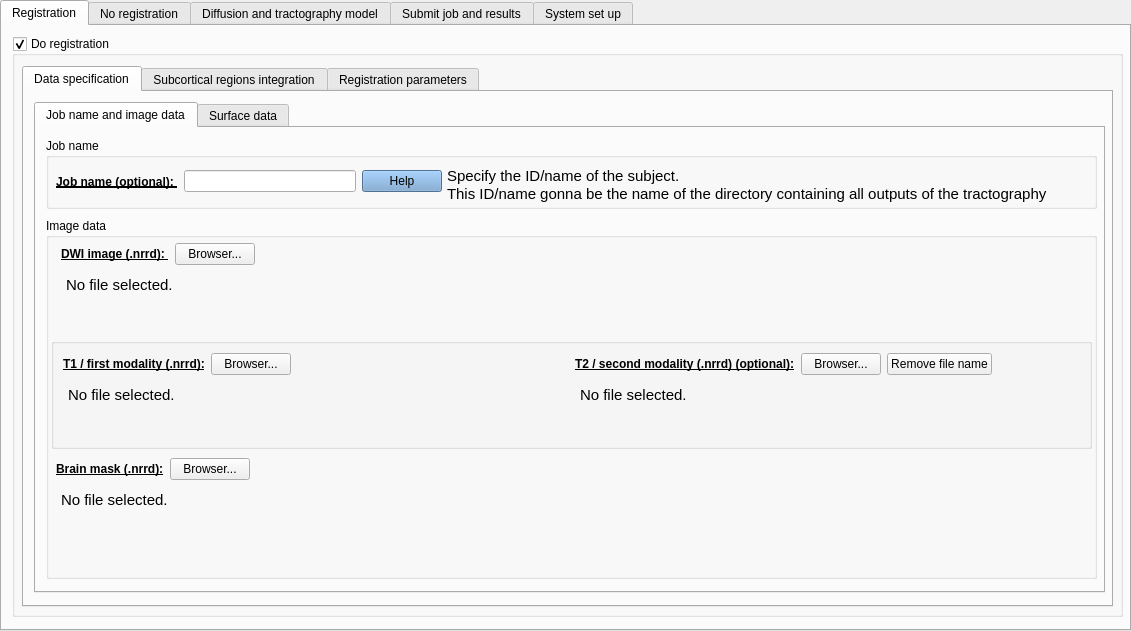
Above: interface_tab.ui from elodiepiot/CONTINUITY_all before the change. Below: the same form after it.
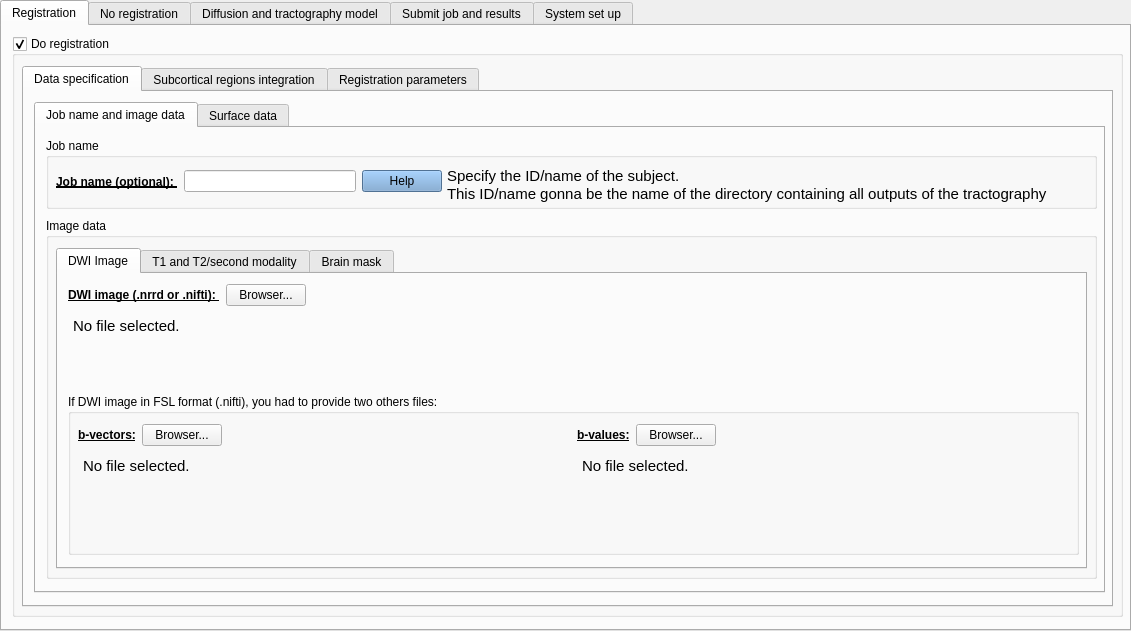
That is the form after the change. The open tabs and pages were chosen to show the change.

What changed in the file:
```diff
--- a/interface_tab.ui
+++ b/interface_tab.ui
@@ -106,54 +106,251 @@
          <property name="title">
           <string>Image data</string>
          </property>
-         <widget class="QGroupBox" name="groupBox">
+         <widget class="QTabWidget" name="tabWidget_5">
           <property name="geometry">
            <rect>
-            <x>5</x>
+            <x>10</x>
+            <y>30</y>
+            <width>1031</width>
+            <height>321</height>
+           </rect>
+          </property>
+          <property name="currentIndex">
+           <number>0</number>
+          </property>
+          <widget class="QWidget" name="tab_13">
+           <attribute name="title">
+            <string>DWI Image</string>
+           </attribute>
+           <widget class="QWidget" name="layoutWidget">
+            <property name="geometry">
+             <rect>
+              <x>10</x>
+              <y>10</y>
+              <width>1011</width>
+              <height>101</height>
+             </rect>
+            </property>
+            <layout class="QVBoxLayout" name="verticalLayout">
+             <item>
+              <layout class="QHBoxLayout" name="horizontalLayout_27">
+               <item>
+                <widget class="QLabel" name="label_19">
+                 <property name="font">
+                  <font>
+                   <weight>75</weight>
+                   <bold>true</bold>
+                   <underline>true</underline>
+                  </font>
+                 </property>
+                 <property name="text">
+                  <string>DWI image (.nrrd or .nifti): </string>
+                 </property>
+                </widget>
+               </item>
+               <item>
+                <widget class="QPushButton" name="DWI_DATA_pushButton">
+                 <property name="text">
+                  <string>Browser...</string>
+                 </property>
+                 <property name="autoDefault">
+                  <bool>false</bool>
+                 </property>
+                 <property name="flat">
+                  <bool>false</bool>
+                 </property>
+                </widget>
+               </item>
+               <item>
+                <spacer name="horizontalSpacer_16">
+                 <property name="orientation">
+                  <enum>Qt::Horizontal</enum>
+                 </property>
+                 <property name="sizeHint" stdset="0">
+                  <size>
+                   <width>40</width>
+                   <height>20</height>
+                  </size>
+                 </property>
+                </spacer>
+               </item>
+              </layout>
+             </item>
+             <item>
+              <widget class="QTextEdit" name="DWI_DATA_textEdit">
+               <property name="styleSheet">
+                <string notr="true">QTextEdit {
+	background-color : transparent
+}</string>
+               </property>
+               <property name="readOnly">
+                <bool>true</bool>
+               </property>
+               <property name="html">
+                <string>&lt;!DOCTYPE HTML PUBLIC &quot;-//W3C//DTD HTML 4.0//EN&quot; &quot;http://www.w3.org/TR/REC-html40/strict.dtd&quot;&gt;
+&lt;html&gt;&lt;head&gt;&lt;meta name=&quot;qrichtext&quot; content=&quot;1&quot; /&gt;&lt;style type=&quot;text/css&quot;&gt;
+p, li { white-space: pre-wrap; }
+&lt;/style&gt;&lt;/head&gt;&lt;body style=&quot; font-family:'Ubuntu'; font-size:11pt; font-weight:400; font-style:normal;&quot;&gt;
+&lt;p style=&quot; margin-top:0px; margin-bottom:0px; margin-left:0px; margin-right:0px; -qt-block-indent:0; text-indent:0px;&quot;&gt;No file selected.&lt;/p&gt;&lt;/body&gt;&lt;/html&gt;</string>
+               </property>
+              </widget>
+             </item>
+            </layout>
+           </widget>
+           <widget class="QGroupBox" name="groupBox_13">
+            <property name="geometry">
+             <rect>
+              <x>10</x>
             <y>120</y>
-            <width>1041</width>
-            <height>111</height>
+              <width>1011</width>
+              <height>161</height>
+             </rect>
+            </property>
+            <property name="title">
+             <string>If DWI image in FSL format (.nifti), you had to provide two others files: </string>
+            </property>
+            <widget class="QWidget" name="">
+             <property name="geometry">
+              <rect>
+               <x>10</x>
+               <y>30</y>
+               <width>991</width>
+               <height>121</height>
+              </rect>
+             </property>
+             <layout class="QGridLayout" name="gridLayout_8">
+              <item row="0" column="0">
+               <layout class="QHBoxLayout" name="horizontalLayout_67">
+                <item>
+                 <widget class="QLabel" name="label_18">
+                  <property name="font">
+                   <font>
+                    <weight>75</weight>
+                    <bold>true</bold>
+                    <underline>true</underline>
+                   </font>
+                  </property>
+                  <property name="text">
+                   <string>b-vectors:</string>
+                  </property>
+                 </widget>
+                </item>
+                <item>
+                 <widget class="QPushButton" name="DWI_DATA_bvecs_pushButton">
+                  <property name="text">
+                   <string>Browser...</string>
+                  </property>
+                 </widget>
+                </item>
+                <item>
+                 <spacer name="horizontalSpacer_12">
+                  <property name="orientation">
+                   <enum>Qt::Horizontal</enum>
+                  </property>
+                  <property name="sizeHint" stdset="0">
+                   <size>
+                    <width>40</width>
+                    <height>20</height>
+                   </size>
+                  </property>
+                 </spacer>
+                </item>
+               </layout>
+              </item>
+              <item row="0" column="1">
+               <layout class="QHBoxLayout" name="horizontalLayout_73">
+                <item>
+                 <widget class="QLabel" name="label_37">
+                  <property name="font">
+                   <font>
+                    <weight>75</weight>
+                    <bold>true</bold>
+                    <underline>true</underline>
+                   </font>
+                  </property>
+                  <property name="text">
+                   <string>b-values:</string>
+                  </property>
+                 </widget>
+                </item>
+                <item>
+                 <widget class="QPushButton" name="DWI_DATA_bvals_pushButton">
+                  <property name="text">
+                   <string>Browser...</string>
+                  </property>
+                 </widget>
+                </item>
+                <item>
+                 <spacer name="horizontalSpacer_52">
+                  <property name="orientation">
+                   <enum>Qt::Horizontal</enum>
+                  </property>
+                  <property name="sizeHint" stdset="0">
+                   <size>
+                    <width>40</width>
+                    <height>20</height>
+                   </size>
+                  </property>
+                 </spacer>
+                </item>
+               </layout>
+              </item>
+              <item row="1" column="0">
+               <widget class="QTextEdit" name="DWI_DATA_bvecs_textEdit">
+                <property name="styleSheet">
+                 <string notr="true">QTextEdit {
+	background-color : transparent
+}</string>
+                </property>
+                <property name="readOnly">
+                 <bool>true</bool>
+                </property>
+                <property name="html">
+                 <string>&lt;!DOCTYPE HTML PUBLIC &quot;-//W3C//DTD HTML 4.0//EN&quot; &quot;http://www.w3.org/TR/REC-html40/strict.dtd&quot;&gt;
+&lt;html&gt;&lt;head&gt;&lt;meta name=&quot;qrichtext&quot; content=&quot;1&quot; /&gt;&lt;style type=&quot;text/css&quot;&gt;
+p, li { white-space: pre-wrap; }
+&lt;/style&gt;&lt;/head&gt;&lt;body style=&quot; font-family:'Ubuntu'; font-size:11pt; font-weight:400; font-style:normal;&quot;&gt;
+&lt;p style=&quot; margin-top:0px; margin-bottom:0px; margin-left:0px; margin-right:0px; -qt-block-indent:0; text-indent:0px;&quot;&gt;No file selected.&lt;/p&gt;&lt;/body&gt;&lt;/html&gt;</string>
+                </property>
+               </widget>
+              </item>
+              <item row="1" column="1">
+               <widget class="QTextEdit" name="DWI_DATA_bvals_textEdit">
+                <property name="styleSheet">
+                 <string notr="true">QTextEdit {
+	background-color : transparent
+}</string>
+                </property>
+                <property name="readOnly">
+                 <bool>true</bool>
+                </property>
+                <property name="html">
+                 <string>&lt;!DOCTYPE HTML PUBLIC &quot;-//W3C//DTD HTML 4.0//EN&quot; &quot;http://www.w3.org/TR/REC-html40/strict.dtd&quot;&gt;
+&lt;html&gt;&lt;head&gt;&lt;meta name=&quot;qrichtext&quot; content=&quot;1&quot; /&gt;&lt;style type=&quot;text/css&quot;&gt;
+p, li { white-space: pre-wrap; }
+&lt;/style&gt;&lt;/head&gt;&lt;body style=&quot; font-family:'Ubuntu'; font-size:11pt; font-weight:400; font-style:normal;&quot;&gt;
+&lt;p style=&quot; margin-top:0px; margin-bottom:0px; margin-left:0px; margin-right:0px; -qt-block-indent:0; text-indent:0px;&quot;&gt;No file selected.&lt;/p&gt;&lt;/body&gt;&lt;/html&gt;</string>
+                </property>
+               </widget>
+              </item>
+             </layout>
+            </widget>
+           </widget>
+          </widget>
+          <widget class="QWidget" name="tab_14">
+           <attribute name="title">
+            <string>T1 and T2/second modality</string>
+           </attribute>
+           <widget class="QWidget" name="">
+            <property name="geometry">
+             <rect>
+              <x>10</x>
+              <y>10</y>
+              <width>1011</width>
+              <height>271</height>
            </rect>
           </property>
           <layout class="QGridLayout" name="gridLayout">
-           <item row="1" column="1">
-            <widget class="QTextEdit" name="T2_DATA_textEdit">
-             <property name="styleSheet">
-              <string notr="true">QTextEdit {
-	background-color : transparent
-}</string>
-             </property>
-             <property name="readOnly">
-              <bool>true</bool>
-             </property>
-             <property name="html">
-              <string>&lt;!DOCTYPE HTML PUBLIC &quot;-//W3C//DTD HTML 4.0//EN&quot; &quot;http://www.w3.org/TR/REC-html40/strict.dtd&quot;&gt;
-&lt;html&gt;&lt;head&gt;&lt;meta name=&quot;qrichtext&quot; content=&quot;1&quot; /&gt;&lt;style type=&quot;text/css&quot;&gt;
-p, li { white-space: pre-wrap; }
-&lt;/style&gt;&lt;/head&gt;&lt;body style=&quot; font-family:'Ubuntu'; font-size:11pt; font-weight:400; font-style:normal;&quot;&gt;
-&lt;p style=&quot; margin-top:0px; margin-bottom:0px; margin-left:0px; margin-right:0px; -qt-block-indent:0; text-indent:0px;&quot;&gt;No file selected.&lt;/p&gt;&lt;/body&gt;&lt;/html&gt;</string>
-             </property>
-            </widget>
-           </item>
-           <item row="1" column="0">
-            <widget class="QTextEdit" name="T1_DATA_textEdit">
-             <property name="styleSheet">
-              <string notr="true">QTextEdit {
-	background-color : transparent
-}</string>
-             </property>
-             <property name="readOnly">
-              <bool>true</bool>
-             </property>
-             <property name="html">
-              <string>&lt;!DOCTYPE HTML PUBLIC &quot;-//W3C//DTD HTML 4.0//EN&quot; &quot;http://www.w3.org/TR/REC-html40/strict.dtd&quot;&gt;
-&lt;html&gt;&lt;head&gt;&lt;meta name=&quot;qrichtext&quot; content=&quot;1&quot; /&gt;&lt;style type=&quot;text/css&quot;&gt;
-p, li { white-space: pre-wrap; }
-&lt;/style&gt;&lt;/head&gt;&lt;body style=&quot; font-family:'Ubuntu'; font-size:11pt; font-weight:400; font-style:normal;&quot;&gt;
-&lt;p style=&quot; margin-top:0px; margin-bottom:0px; margin-left:0px; margin-right:0px; -qt-block-indent:0; text-indent:0px;&quot;&gt;No file selected.&lt;/p&gt;&lt;/body&gt;&lt;/html&gt;</string>
-             </property>
-            </widget>
-           </item>
            <item row="0" column="0">
             <layout class="QHBoxLayout" name="horizontalLayout_29">
              <item>
@@ -192,7 +389,26 @@
              </item>
             </layout>
            </item>
-           <item row="0" column="1">
+             <item row="1" column="0">
+              <widget class="QTextEdit" name="T1_DATA_textEdit">
+               <property name="styleSheet">
+                <string notr="true">QTextEdit {
+	background-color : transparent
+}</string>
+               </property>
+               <property name="readOnly">
+                <bool>true</bool>
+               </property>
+               <property name="html">
+                <string>&lt;!DOCTYPE HTML PUBLIC &quot;-//W3C//DTD HTML 4.0//EN&quot; &quot;http://www.w3.org/TR/REC-html40/strict.dtd&quot;&gt;
+&lt;html&gt;&lt;head&gt;&lt;meta name=&quot;qrichtext&quot; content=&quot;1&quot; /&gt;&lt;style type=&quot;text/css&quot;&gt;
+p, li { white-space: pre-wrap; }
+&lt;/style&gt;&lt;/head&gt;&lt;body style=&quot; font-family:'Ubuntu'; font-size:11pt; font-weight:400; font-style:normal;&quot;&gt;
+&lt;p style=&quot; margin-top:0px; margin-bottom:0px; margin-left:0px; margin-right:0px; -qt-block-indent:0; text-indent:0px;&quot;&gt;No file selected.&lt;/p&gt;&lt;/body&gt;&lt;/html&gt;</string>
+               </property>
+              </widget>
+             </item>
+             <item row="2" column="0">
             <layout class="QHBoxLayout" name="horizontalLayout_41">
              <item>
               <widget class="QLabel" name="label_20">
@@ -237,15 +453,39 @@
              </item>
             </layout>
            </item>
-          </layout>
-         </widget>
+             <item row="3" column="0">
+              <widget class="QTextEdit" name="T2_DATA_textEdit">
+               <property name="styleSheet">
+                <string notr="true">QTextEdit {
+	background-color : transparent
+}</string>
+               </property>
+               <property name="readOnly">
+                <bool>true</bool>
+               </property>
+               <property name="html">
+                <string>&lt;!DOCTYPE HTML PUBLIC &quot;-//W3C//DTD HTML 4.0//EN&quot; &quot;http://www.w3.org/TR/REC-html40/strict.dtd&quot;&gt;
+&lt;html&gt;&lt;head&gt;&lt;meta name=&quot;qrichtext&quot; content=&quot;1&quot; /&gt;&lt;style type=&quot;text/css&quot;&gt;
+p, li { white-space: pre-wrap; }
+&lt;/style&gt;&lt;/head&gt;&lt;body style=&quot; font-family:'Ubuntu'; font-size:11pt; font-weight:400; font-style:normal;&quot;&gt;
+&lt;p style=&quot; margin-top:0px; margin-bottom:0px; margin-left:0px; margin-right:0px; -qt-block-indent:0; text-indent:0px;&quot;&gt;No file selected.&lt;/p&gt;&lt;/body&gt;&lt;/html&gt;</string>
+               </property>
+              </widget>
+             </item>
+            </layout>
+           </widget>
+          </widget>
+          <widget class="QWidget" name="tab_15">
+           <attribute name="title">
+            <string>Brain mask</string>
+           </attribute>
          <widget class="QWidget" name="layoutWidget">
           <property name="geometry">
            <rect>
             <x>10</x>
-            <y>240</y>
-            <width>1041</width>
-            <height>103</height>
+              <y>10</y>
+              <width>1011</width>
+              <height>251</height>
            </rect>
           </property>
           <layout class="QGridLayout" name="gridLayout_2">
@@ -304,80 +544,7 @@
            </item>
           </layout>
          </widget>
-         <widget class="QWidget" name="layoutWidget">
-          <property name="geometry">
-           <rect>
-            <x>15</x>
-            <y>25</y>
-            <width>1031</width>
-            <height>105</height>
-           </rect>
-          </property>
-          <layout class="QVBoxLayout" name="verticalLayout">
-           <item>
-            <layout class="QHBoxLayout" name="horizontalLayout_27">
-             <item>
-              <widget class="QLabel" name="label_19">
-               <property name="font">
-                <font>
-                 <weight>75</weight>
-                 <bold>true</bold>
-                 <underline>true</underline>
-                </font>
-               </property>
-               <property name="text">
-                <string>DWI image (.nrrd): </string>
-               </property>
-              </widget>
-             </item>
-             <item>
-              <widget class="QPushButton" name="DWI_DATA_pushButton">
-               <property name="text">
-                <string>Browser...</string>
-               </property>
-               <property name="autoDefault">
-                <bool>false</bool>
-               </property>
-               <property name="flat">
-                <bool>false</bool>
-               </property>
-              </widget>
-             </item>
-             <item>
-              <spacer name="horizontalSpacer_16">
-               <property name="orientation">
-                <enum>Qt::Horizontal</enum>
-               </property>
-               <property name="sizeHint" stdset="0">
-                <size>
-                 <width>40</width>
-                 <height>20</height>
-                </size>
-               </property>
-              </spacer>
-             </item>
-            </layout>
-           </item>
-           <item>
-            <widget class="QTextEdit" name="DWI_DATA_textEdit">
-             <property name="styleSheet">
-              <string notr="true">QTextEdit {
-	background-color : transparent
-}</string>
-             </property>
-             <property name="readOnly">
-              <bool>true</bool>
-             </property>
-             <property name="html">
-              <string>&lt;!DOCTYPE HTML PUBLIC &quot;-//W3C//DTD HTML 4.0//EN&quot; &quot;http://www.w3.org/TR/REC-html40/strict.dtd&quot;&gt;
-&lt;html&gt;&lt;head&gt;&lt;meta name=&quot;qrichtext&quot; content=&quot;1&quot; /&gt;&lt;style type=&quot;text/css&quot;&gt;
-p, li { white-space: pre-wrap; }
-&lt;/style&gt;&lt;/head&gt;&lt;body style=&quot; font-family:'Ubuntu'; font-size:11pt; font-weight:400; font-style:normal;&quot;&gt;
-&lt;p style=&quot; margin-top:0px; margin-bottom:0px; margin-left:0px; margin-right:0px; -qt-block-indent:0; text-indent:0px;&quot;&gt;No file selected.&lt;/p&gt;&lt;/body&gt;&lt;/html&gt;</string>
-             </property>
-            </widget>
-           </item>
-          </layout>
+          </widget>
          </widget>
         </widget>
         <widget class="QGroupBox" name="groupBox">
```
Left out of the diff: 36 changed lines with no effect on the pictures. Lines whose indentation alone changed are shown as unchanged.
